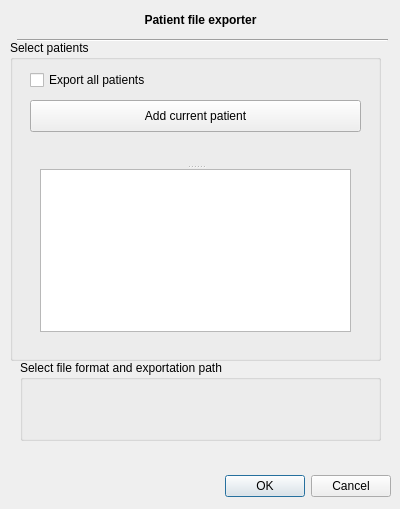
This is plugins/patientbaseplugin/formexporterdialog.ui in FreeHealth/freehealth as Qt 5 draws it before an edit. The edited form follows.
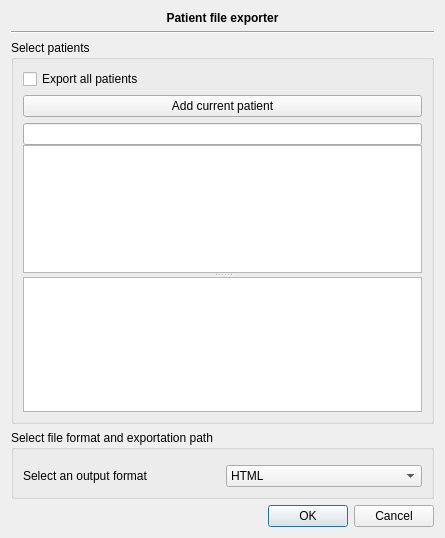
This is the edited form. Custom widgets are drawn as their Qt base class.

What changed in the file:
```diff
--- a/plugins/patientbaseplugin/formexporterdialog.ui
+++ b/plugins/patientbaseplugin/formexporterdialog.ui
@@ -6,38 +6,16 @@
    <rect>
     <x>0</x>
     <y>0</y>
-    <width>400</width>
-    <height>509</height>
+    <width>445</width>
+    <height>538</height>
    </rect>
   </property>
   <property name="windowTitle">
    <string>Dialog</string>
   </property>
-  <widget class="QDialogButtonBox" name="buttonBox">
-   <property name="geometry">
-    <rect>
-     <x>50</x>
-     <y>470</y>
-     <width>341</width>
-     <height>32</height>
-    </rect>
-   </property>
-   <property name="orientation">
-    <enum>Qt::Horizontal</enum>
-   </property>
-   <property name="standardButtons">
-    <set>QDialogButtonBox::Cancel|QDialogButtonBox::Ok</set>
-   </property>
-  </widget>
+  <layout class="QGridLayout" name="gridLayout_3">
+   <item row="0" column="0">
   <widget class="QLabel" name="label">
-   <property name="geometry">
-    <rect>
-     <x>10</x>
-     <y>10</y>
-     <width>381</width>
-     <height>20</height>
-    </rect>
-   </property>
    <property name="font">
     <font>
      <weight>75</weight>
@@ -51,96 +29,143 @@
     <set>Qt::AlignCenter</set>
    </property>
   </widget>
+   </item>
+   <item row="1" column="0">
   <widget class="Line" name="line">
-   <property name="geometry">
-    <rect>
-     <x>17</x>
-     <y>30</y>
-     <width>371</width>
-     <height>20</height>
-    </rect>
-   </property>
    <property name="orientation">
     <enum>Qt::Horizontal</enum>
    </property>
   </widget>
+   </item>
+   <item row="2" column="0">
   <widget class="QGroupBox" name="groupBox">
-   <property name="geometry">
-    <rect>
-     <x>10</x>
-     <y>40</y>
-     <width>371</width>
-     <height>321</height>
-    </rect>
-   </property>
    <property name="title">
     <string>Select patients</string>
    </property>
-   <widget class="QPushButton" name="addCurrent">
-    <property name="geometry">
-     <rect>
-      <x>20</x>
-      <y>60</y>
-      <width>331</width>
-      <height>32</height>
-     </rect>
-    </property>
-    <property name="text">
-     <string>Add current patient</string>
-    </property>
-   </widget>
+     <layout class="QGridLayout" name="gridLayout_2">
+      <item row="0" column="0">
    <widget class="QCheckBox" name="exportAll">
-    <property name="geometry">
-     <rect>
-      <x>20</x>
-      <y>30</y>
-      <width>331</width>
-      <height>20</height>
-     </rect>
-    </property>
     <property name="text">
      <string>Export all patients</string>
     </property>
    </widget>
+      </item>
+      <item row="1" column="0">
+       <widget class="QPushButton" name="addCurrent">
+        <property name="text">
+         <string>Add current patient</string>
+        </property>
+       </widget>
+      </item>
+      <item row="2" column="0">
    <widget class="QSplitter" name="splitter">
-    <property name="geometry">
-     <rect>
-      <x>30</x>
-      <y>100</y>
-      <width>311</width>
-      <height>192</height>
-     </rect>
-    </property>
     <property name="orientation">
      <enum>Qt::Vertical</enum>
     </property>
-    <widget class="QWidget" name="widget" native="true"/>
-    <widget class="QListView" name="selectedPatients"/>
-   </widget>
-  </widget>
+        <widget class="QWidget" name="">
+         <layout class="QVBoxLayout" name="verticalLayout">
+          <property name="spacing">
+           <number>0</number>
+          </property>
+          <item>
+           <widget class="Utils::QButtonLineEdit" name="search"/>
+          </item>
+          <item>
+           <widget class="QTableView" name="availablePatients">
+            <property name="editTriggers">
+             <set>QAbstractItemView::NoEditTriggers</set>
+            </property>
+            <property name="alternatingRowColors">
+             <bool>true</bool>
+            </property>
+            <property name="selectionMode">
+             <enum>QAbstractItemView::SingleSelection</enum>
+            </property>
+            <property name="selectionBehavior">
+             <enum>QAbstractItemView::SelectRows</enum>
+            </property>
+            <property name="verticalScrollMode">
+             <enum>QAbstractItemView::ScrollPerPixel</enum>
+            </property>
+            <property name="horizontalScrollMode">
+             <enum>QAbstractItemView::ScrollPerPixel</enum>
+            </property>
+            <property name="gridStyle">
+             <enum>Qt::DashLine</enum>
+            </property>
+            <attribute name="horizontalHeaderVisible">
+             <bool>false</bool>
+            </attribute>
+            <attribute name="verticalHeaderVisible">
+             <bool>false</bool>
+            </attribute>
+           </widget>
+          </item>
+         </layout>
+        </widget>
+        <widget class="QListView" name="selectedPatients">
+         <property name="editTriggers">
+          <set>QAbstractItemView::NoEditTriggers</set>
+         </property>
+         <property name="alternatingRowColors">
+          <bool>true</bool>
+         </property>
+         <property name="verticalScrollMode">
+          <enum>QAbstractItemView::ScrollPerPixel</enum>
+         </property>
+         <property name="horizontalScrollMode">
+          <enum>QAbstractItemView::ScrollPerPixel</enum>
+         </property>
+        </widget>
+       </widget>
+      </item>
+     </layout>
+    </widget>
+   </item>
+   <item row="3" column="0">
   <widget class="QGroupBox" name="groupBox_2">
-   <property name="geometry">
-    <rect>
-     <x>20</x>
-     <y>360</y>
-     <width>361</width>
-     <height>81</height>
-    </rect>
-   </property>
    <property name="title">
     <string>Select file format and exportation path</string>
    </property>
-   <widget class="Utils::PathChooser" name="widget_2" native="true">
-    <property name="geometry">
-     <rect>
-      <x>20</x>
-      <y>30</y>
-      <width>311</width>
-      <height>21</height>
-     </rect>
-    </property>
-   </widget>
-  </widget>
+     <layout class="QGridLayout" name="gridLayout">
+      <item row="0" column="0" colspan="2">
+       <widget class="Utils::PathChooser" name="pathChooser" native="true"/>
+      </item>
+      <item row="1" column="0">
+       <widget class="QLabel" name="label_2">
+        <property name="text">
+         <string>Select an output format</string>
+        </property>
+       </widget>
+      </item>
+      <item row="1" column="1">
+       <widget class="QComboBox" name="outputFormat">
+        <item>
+         <property name="text">
+          <string>HTML</string>
+         </property>
+        </item>
+        <item>
+         <property name="text">
+          <string>PDF</string>
+         </property>
+        </item>
+       </widget>
+      </item>
+     </layout>
+    </widget>
+   </item>
+   <item row="4" column="0">
+    <widget class="QDialogButtonBox" name="buttonBox">
+     <property name="orientation">
+      <enum>Qt::Horizontal</enum>
+     </property>
+     <property name="standardButtons">
+      <set>QDialogButtonBox::Cancel|QDialogButtonBox::Ok</set>
+     </property>
+    </widget>
+   </item>
+  </layout>
  </widget>
  <customwidgets>
   <customwidget>
@@ -149,6 +174,11 @@
    <header location="global">utils/widgets/pathchooser.h</header>
    <container>1</container>
   </customwidget>
+  <customwidget>
+   <class>Utils::QButtonLineEdit</class>
+   <extends>QLineEdit</extends>
+   <header location="global">utils/widgets/qbuttonlineedit.h</header>
+  </customwidget>
  </customwidgets>
  <resources/>
  <connections>
```
Lines whose indentation alone changed are shown as unchanged.
